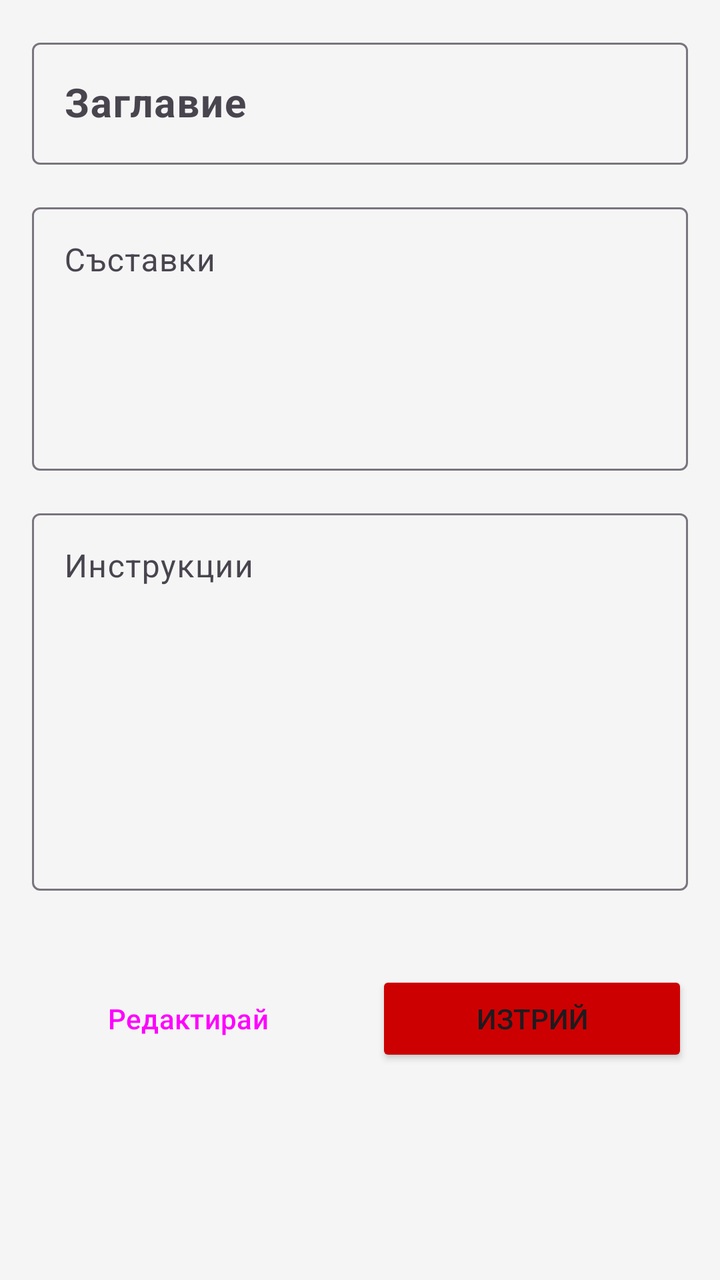
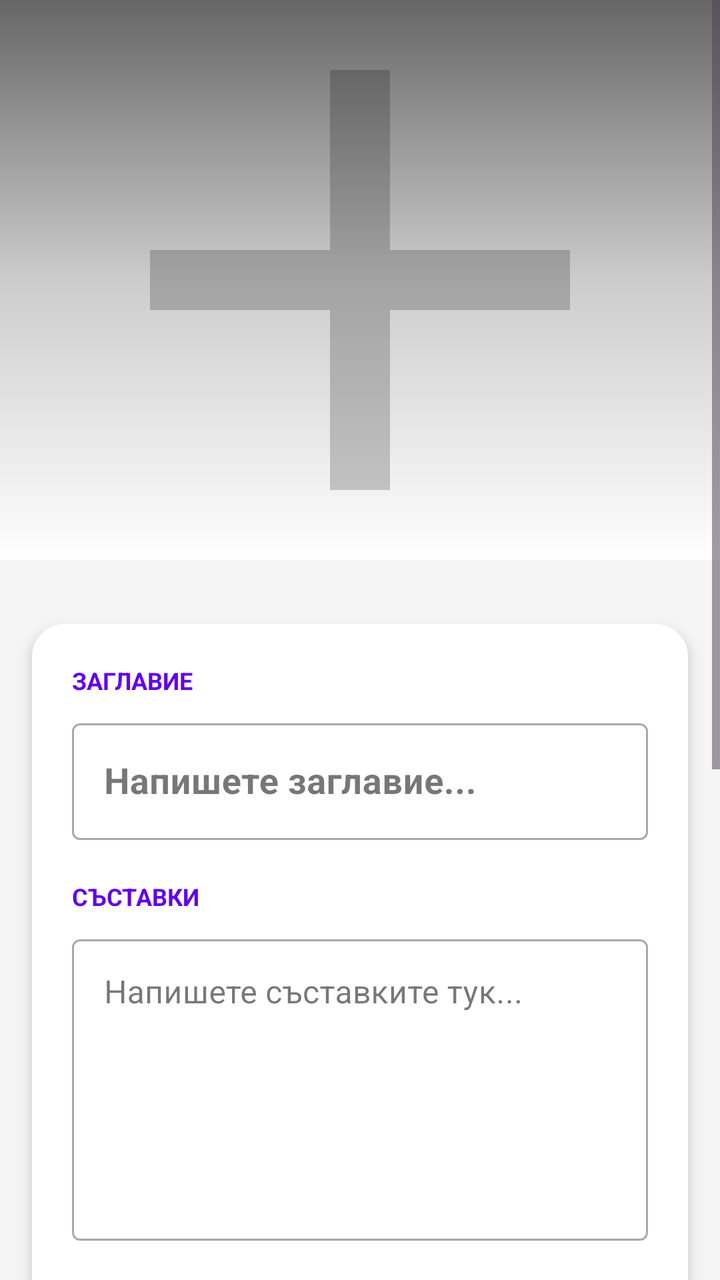

Before-and-after screenshots of an Android layout around one commit, followed by the original layout XML and the change that was made.
<!-- AndroidManifest.xml: application theme Theme.RecipeApp -->
<!-- res/layout/fragment_detail_recipe.xml -->
<?xml version="1.0" encoding="utf-8"?>
<ScrollView xmlns:android="http://schemas.android.com/apk/res/android"
    xmlns:app="http://schemas.android.com/apk/res-auto"
    android:layout_width="match_parent"
    android:layout_height="match_parent"
    android:background="#F5F5F5"
    android:padding="16dp">

    <LinearLayout
        android:layout_width="match_parent"
        android:layout_height="wrap_content"
        android:orientation="vertical">

        
        <com.google.android.material.textfield.TextInputLayout
            android:layout_width="match_parent"
            android:layout_height="wrap_content"
            android:layout_marginBottom="16dp"
            android:hint="Заглавие">

            <com.google.android.material.textfield.TextInputEditText
                android:id="@+id/etDetailTitle"
                android:layout_width="match_parent"
                android:layout_height="wrap_content"
                android:textSize="20sp"
                android:textStyle="bold" />
        </com.google.android.material.textfield.TextInputLayout>

        
        <com.google.android.material.textfield.TextInputLayout
            android:layout_width="match_parent"
            android:layout_height="wrap_content"
            android:layout_marginBottom="16dp"
            android:hint="Съставки">

            <com.google.android.material.textfield.TextInputEditText
                android:id="@+id/etDetailIngredients"
                android:layout_width="match_parent"
                android:layout_height="wrap_content"
                android:gravity="top"
                android:lines="5"
                android:inputType="textMultiLine" />
        </com.google.android.material.textfield.TextInputLayout>

        
        <com.google.android.material.textfield.TextInputLayout
            android:layout_width="match_parent"
            android:layout_height="wrap_content"
            android:layout_marginBottom="24dp"
            android:hint="Инструкции">

            <com.google.android.material.textfield.TextInputEditText
                android:id="@+id/etDetailInstructions"
                android:layout_width="match_parent"
                android:layout_height="wrap_content"
                android:gravity="top"
                android:lines="8"
                android:inputType="textMultiLine" />
        </com.google.android.material.textfield.TextInputLayout>

        
        <LinearLayout
            android:layout_width="match_parent"
            android:layout_height="wrap_content"
            android:orientation="horizontal"
            android:gravity="center"
            android:layout_marginTop="16dp">

            <Button
                android:id="@+id/btnEdit"
                android:layout_width="0dp"
                android:layout_height="wrap_content"
                android:layout_weight="1"
                android:layout_marginEnd="8dp"
                android:text="Редактирай"
                style="?attr/materialButtonOutlinedStyle" />

            <Button
                android:id="@+id/btnSaveEdit"
                android:layout_width="0dp"
                android:layout_height="wrap_content"
                android:layout_weight="1"
                android:layout_marginStart="8dp"
                android:text="Запази"
                android:visibility="gone" />

            <Button
                android:id="@+id/btnDelete"
                android:layout_width="0dp"
                android:layout_height="wrap_content"
                android:layout_weight="1"
                android:layout_marginStart="8dp"
                android:text="Изтрий"
                android:backgroundTint="@android:color/holo_red_dark" />

        </LinearLayout>

    </LinearLayout>

</ScrollView>
<!-- resources referenced by this layout -->
<resources>
  <style name="Theme.RecipeApp" parent="Base.Theme.RecipeApp" />
  <style name="Base.Theme.RecipeApp" parent="Theme.Material3.DayNight.NoActionBar">
          
          
      </style>
</resources>

<!-- the commit's change to res/layout/fragment_detail_recipe.xml (unified diff, before → after) -->
@@ -3,8 +3,7 @@
     xmlns:app="http://schemas.android.com/apk/res-auto"
     android:layout_width="match_parent"
     android:layout_height="match_parent"
-    android:background="#F5F5F5"
-    android:padding="16dp">
+    android:background="#F5F5F5">
 
     <LinearLayout
         android:layout_width="match_parent"
@@ -12,89 +11,235 @@
         android:orientation="vertical">
 
         
-        <com.google.android.material.textfield.TextInputLayout
-            android:layout_width="match_parent"
-            android:layout_height="wrap_content"
+        <androidx.cardview.widget.CardView
+            android:id="@+id/cvPhotoPreview"
+            android:layout_width="match_parent"
+            android:layout_height="280dp"
             android:layout_marginBottom="16dp"
-            android:hint="Заглавие">
-
-            <com.google.android.material.textfield.TextInputEditText
-                android:id="@+id/etDetailTitle"
+            app:cardCornerRadius="0dp"
+            app:cardElevation="0dp">
+
+            <FrameLayout
                 android:layout_width="match_parent"
-                android:layout_height="wrap_content"
-                android:textSize="20sp"
-                android:textStyle="bold" />
-        </com.google.android.material.textfield.TextInputLayout>
-
-        
-        <com.google.android.material.textfield.TextInputLayout
-            android:layout_width="match_parent"
-            android:layout_height="wrap_content"
-            android:layout_marginBottom="16dp"
-            android:hint="Съставки">
-
-            <com.google.android.material.textfield.TextInputEditText
-                android:id="@+id/etDetailIngredients"
-                android:layout_width="match_parent"
-                android:layout_height="wrap_content"
-                android:gravity="top"
-                android:lines="5"
-                android:inputType="textMultiLine" />
-        </com.google.android.material.textfield.TextInputLayout>
-
-        
-        <com.google.android.material.textfield.TextInputLayout
-            android:layout_width="match_parent"
-            android:layout_height="wrap_content"
-            android:layout_marginBottom="24dp"
-            android:hint="Инструкции">
-
-            <com.google.android.material.textfield.TextInputEditText
-                android:id="@+id/etDetailInstructions"
-                android:layout_width="match_parent"
-                android:layout_height="wrap_content"
-                android:gravity="top"
-                android:lines="8"
-                android:inputType="textMultiLine" />
-        </com.google.android.material.textfield.TextInputLayout>
+                android:layout_height="match_parent">
+
+                <ImageView
+                    android:id="@+id/ivRecipeImage"
+                    android:layout_width="match_parent"
+                    android:layout_height="match_parent"
+                    android:scaleType="centerCrop"
+                    android:src="@drawable/ic_add_photo" />
+
+                <View
+                    android:layout_width="match_parent"
+                    android:layout_height="match_parent"
+                    android:background="@drawable/gradient_photo_overlay" />
+            </FrameLayout>
+
+        </androidx.cardview.widget.CardView>
 
         
         <LinearLayout
+            android:id="@+id/llPhotoButtons"
             android:layout_width="match_parent"
             android:layout_height="wrap_content"
             android:orientation="horizontal"
             android:gravity="center"
-            android:layout_marginTop="16dp">
-
-            <Button
+            android:layout_margin="16dp"
+            android:visibility="gone">
+
+            <com.google.android.material.button.MaterialButton
+                android:id="@+id/btnChangePhoto"
+                android:layout_width="0dp"
+                android:layout_height="wrap_content"
+                android:layout_weight="1"
+                android:layout_marginEnd="8dp"
+                android:text="Смяна"
+                android:icon="@drawable/ic_camera"
+                style="@style/Widget.MaterialComponents.Button.OutlinedButton" />
+
+            <com.google.android.material.button.MaterialButton
+                android:id="@+id/btnRemovePhoto"
+                android:layout_width="0dp"
+                android:layout_height="wrap_content"
+                android:layout_weight="1"
+                android:layout_marginStart="8dp"
+                android:text="Изтрий"
+                android:icon="@drawable/ic_delete"
+                style="@style/Widget.MaterialComponents.Button.OutlinedButton"
+                android:textColor="@color/white"
+                android:backgroundTint="#D32F2F" />
+
+        </LinearLayout>
+
+        
+        <androidx.cardview.widget.CardView
+            android:layout_width="match_parent"
+            android:layout_height="wrap_content"
+            android:layout_margin="16dp"
+            android:layout_marginTop="0dp"
+            app:cardCornerRadius="16dp"
+            app:cardElevation="4dp"
+            app:cardBackgroundColor="@android:color/white">
+
+            <LinearLayout
+                android:layout_width="match_parent"
+                android:layout_height="wrap_content"
+                android:orientation="vertical"
+                android:padding="20dp">
+
+                <TextView
+                    android:layout_width="wrap_content"
+                    android:layout_height="wrap_content"
+                    android:text="ЗАГЛАВИЕ"
+                    android:textSize="12sp"
+                    android:textColor="#6200EE"
+                    android:textStyle="bold"
+                    android:layout_marginBottom="8dp" />
+
+                <com.google.android.material.textfield.TextInputLayout
+                    android:layout_width="match_parent"
+                    android:layout_height="wrap_content"
+                    android:layout_marginBottom="20dp"
+                    style="@style/Widget.MaterialComponents.TextInputLayout.OutlinedBox">
+
+                    <com.google.android.material.textfield.TextInputEditText
+                        android:id="@+id/etDetailTitle"
+                        android:layout_width="match_parent"
+                        android:layout_height="wrap_content"
+                        android:textSize="18sp"
+                        android:textStyle="bold"
+                        android:hint="Напишете заглавие..."/>
+                </com.google.android.material.textfield.TextInputLayout>
+
+                <TextView
+                    android:layout_width="wrap_content"
+                    android:layout_height="wrap_content"
+                    android:text="СЪСТАВКИ"
+                    android:textSize="12sp"
+                    android:textColor="#6200EE"
+                    android:textStyle="bold"
+                    android:layout_marginBottom="8dp" />
+
+                <com.google.android.material.textfield.TextInputLayout
+                    android:layout_width="match_parent"
+                    android:layout_height="wrap_content"
+                    android:layout_marginBottom="20dp"
+                    style="@style/Widget.MaterialComponents.TextInputLayout.OutlinedBox">
+
+                    <com.google.android.material.textfield.TextInputEditText
+                        android:id="@+id/etDetailIngredients"
+                        android:layout_width="match_parent"
+                        android:layout_height="wrap_content"
+                        android:gravity="top"
+                        android:minLines="6"
+                        android:inputType="textMultiLine"
+                        android:hint="Напишете съставките тук..."/>
+                </com.google.android.material.textfield.TextInputLayout>
+
+                <TextView
+                    android:layout_width="wrap_content"
+                    android:layout_height="wrap_content"
+                    android:text="ИНСТРУКЦИИ"
+                    android:textSize="12sp"
+                    android:textColor="#6200EE"
+                    android:textStyle="bold"
+                    android:layout_marginBottom="8dp" />
+
+                <com.google.android.material.textfield.TextInputLayout
+                    android:layout_width="match_parent"
+                    android:layout_height="wrap_content"
+                    android:layout_marginBottom="20dp"
+                    style="@style/Widget.MaterialComponents.TextInputLayout.OutlinedBox">
+
+                    <com.google.android.material.textfield.TextInputEditText
+                        android:id="@+id/etDetailInstructions"
+                        android:layout_width="match_parent"
+                        android:layout_height="wrap_content"
+                        android:gravity="top"
+                        android:minLines="10"
+                        android:inputType="textMultiLine"
+                        android:hint="Напишете инструкциите тук..."/>
+                </com.google.android.material.textfield.TextInputLayout>
+
+            </LinearLayout>
+
+        </androidx.cardview.widget.CardView>
+
+        
+        <LinearLayout
+            android:id="@+id/llNormalButtons"
+            android:layout_width="match_parent"
+            android:layout_height="wrap_content"
+            android:orientation="horizontal"
+            android:gravity="center"
+            android:layout_margin="16dp"
+            android:layout_marginTop="0dp">
+
+            <com.google.android.material.button.MaterialButton
                 android:id="@+id/btnEdit"
                 android:layout_width="0dp"
                 android:layout_height="wrap_content"
                 android:layout_weight="1"
                 android:layout_marginEnd="8dp"
                 android:text="Редактирай"
-                style="?attr/materialButtonOutlinedStyle" />
-
-            <Button
-                android:id="@+id/btnSaveEdit"
-                android:layout_width="0dp"
-                android:layout_height="wrap_content"
-                android:layout_weight="1"
-                android:layout_marginStart="8dp"
-                android:text="Запази"
-                android:visibility="gone" />
-
-            <Button
+                style="@style/Widget.MaterialComponents.Button.OutlinedButton" />
+
+            <com.google.android.material.button.MaterialButton
                 android:id="@+id/btnDelete"
                 android:layout_width="0dp"
                 android:layout_height="wrap_content"
                 android:layout_weight="1"
                 android:layout_marginStart="8dp"
                 android:text="Изтрий"
-                android:backgroundTint="@android:color/holo_red_dark" />
+                style="@style/Widget.MaterialComponents.Button.OutlinedButton"
+                android:textColor="@color/white"
+                android:backgroundTint="#D32F2F" />
 
         </LinearLayout>
 
+        
+        <LinearLayout
+            android:id="@+id/llEditButtons"
+            android:layout_width="match_parent"
+            android:layout_height="wrap_content"
+            android:orientation="horizontal"
+            android:gravity="center"
+            android:layout_margin="16dp"
+            android:layout_marginTop="0dp"
+            android:visibility="gone">
+
+            <com.google.android.material.button.MaterialButton
+                android:id="@+id/btnSaveEdit"
+                android:layout_width="0dp"
+                android:layout_height="wrap_content"
+                android:layout_weight="1"
+                android:layout_marginEnd="8dp"
+                android:text="Запази"
+                style="@style/Widget.MaterialComponents.Button.OutlinedButton"
+                android:textColor="#4CAF50"
+                app:strokeColor="#4CAF50"
+
+                />
+
+            <com.google.android.material.button.MaterialButton
+                android:id="@+id/btnCancelEdit"
+                android:layout_width="0dp"
+                android:layout_height="wrap_content"
+                android:layout_weight="1"
+                android:layout_marginStart="8dp"
+                android:text="Отхвърли"
+                style="@style/Widget.MaterialComponents.Button.OutlinedButton"
+                android:textColor="@color/white"
+                android:backgroundTint="#D32F2F"/>
+
+        </LinearLayout>
+
+        
+        <View
+            android:layout_width="match_parent"
+            android:layout_height="32dp" />
+
     </LinearLayout>
 
 </ScrollView>
<!-- resource entries referenced after the edit -->
@@ -1,5 +1,54 @@
 <!-- resources referenced by this layout -->
 <resources>
+  <color name="white">#FFFFFFFF</color>
+  <!-- drawable gradient_photo_overlay (drawable) -->
+  <?xml version="1.0" encoding="utf-8"?>
+  <shape xmlns:android="http://schemas.android.com/apk/res/android">
+      <gradient
+          android:startColor="#00000000"
+          android:centerColor="#33000000"
+          android:endColor="#99000000"
+          android:angle="90" />
+  </shape>
+  <!-- drawable ic_add_photo (drawable) -->
+  <?xml version="1.0" encoding="utf-8"?>
+  <vector xmlns:android="http://schemas.android.com/apk/res/android"
+      android:width="48dp"
+      android:height="48dp"
+      android:viewportWidth="24"
+      android:viewportHeight="24">
+  
+      <path
+          android:fillColor="#CCCCCC"
+          android:pathData="M19,13h-6v6h-2v-6H5v-2h6V5h2v6h6v2z" />
+  </vector>
+  <!-- drawable ic_camera (drawable) -->
+  <?xml version="1.0" encoding="utf-8"?>
+  <vector xmlns:android="http://schemas.android.com/apk/res/android"
+      android:width="24dp"
+      android:height="24dp"
+      android:viewportWidth="24"
+      android:viewportHeight="24">
+  
+      <path
+          android:fillColor="#FFFFFF"
+          android:pathData="M12,12m-3.2,0a3.2,3.2 0,1 1,6.4 0a3.2,3.2 0,1 1,-6.4 0" />
+      <path
+          android:fillColor="#FFFFFF"
+          android:pathData="M9,2L7.17,4H4c-1.1,0-2,0.9-2,2v12c0,1.1 0.9,2 2,2h16c1.1,0 2,-0.9 2,-2V6c0,-1.1 -0.9,-2 -2,-2h-3.17L15,2H9zm3,15c-2.76,0-5,-2.24-5,-5s2.24,-5 5,-5 5,2.24 5,5-2.24,5-5,5z" />
+  </vector>
+  <!-- drawable ic_delete (drawable) -->
+  <?xml version="1.0" encoding="utf-8"?>
+  <vector xmlns:android="http://schemas.android.com/apk/res/android"
+      android:width="24dp"
+      android:height="24dp"
+      android:viewportWidth="24"
+      android:viewportHeight="24">
+  
+      <path
+          android:fillColor="#FFFFFF"
+          android:pathData="M6,19c0,1.1 0.9,2 2,2h8c1.1,0 2,-0.9 2,-2V7H6v12zM19,4h-3.5l-1,-1h-5l-1,1H5v2h14V4z" />
+  </vector>
   <style name="Theme.RecipeApp" parent="Base.Theme.RecipeApp" />
   <style name="Base.Theme.RecipeApp" parent="Theme.Material3.DayNight.NoActionBar">
           
